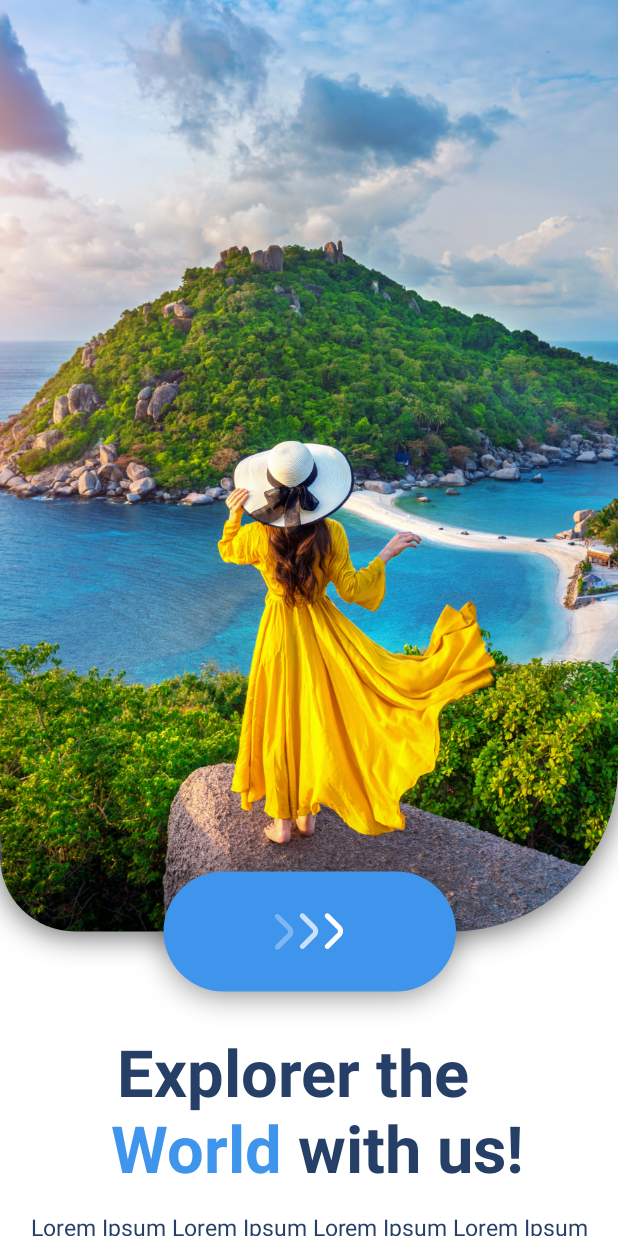
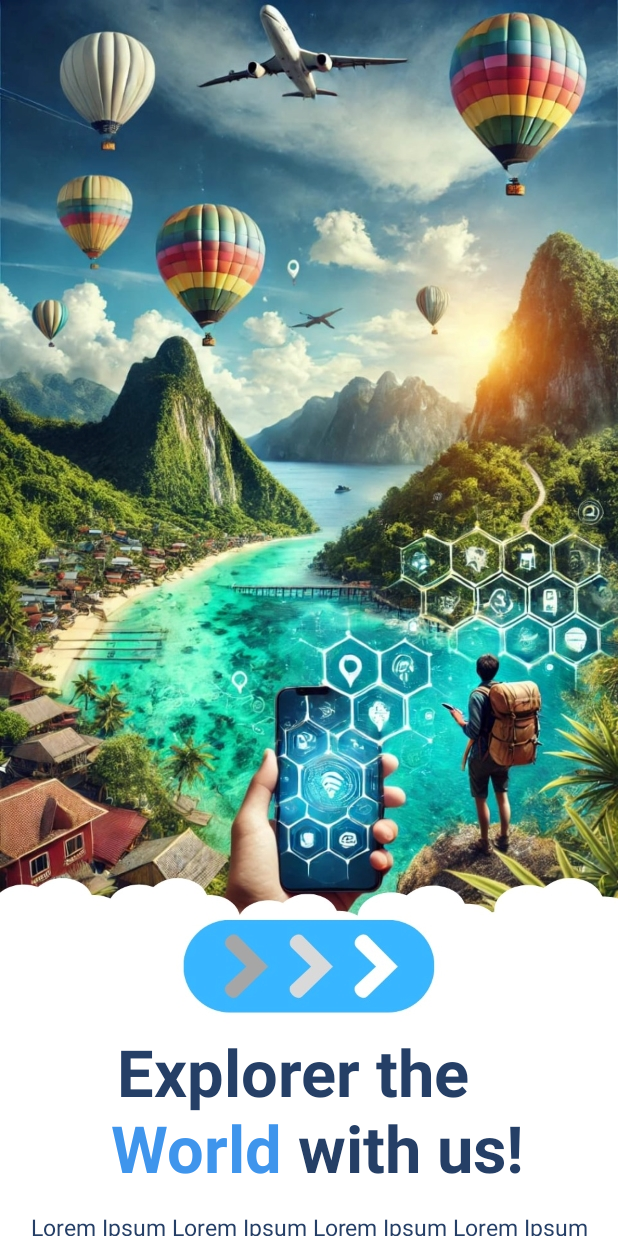
Before and after one commit to yatcamuyucam/burdapp, an Android app: the screen it shows after launch (IntroActivity), on a phone screen of 412 x 824 dp. Run offline under Robolectric (Android 15) with nearby library versions, the phone set to English and light mode, and no system bars; our stand-ins replace Firebase (no records; nobody signed in at launch, a user with empty details on screens opened directly).

Commit message:
some pics changed

```diff
--- a/app/src/main/res/layout/activity_detail2.xml
+++ b/app/src/main/res/layout/activity_detail2.xml
@@ -5,7 +5,8 @@
     android:id="@+id/main"
     android:layout_width="match_parent"
     android:layout_height="match_parent"
-    tools:context=".Activity.DetailActivity2">
+    tools:context=".Activity.DetailActivity"
+    android:background="@color/white">
 
     <ScrollView
         android:id="@+id/scrollView"
--- a/app/src/main/res/layout/activity_intro.xml
+++ b/app/src/main/res/layout/activity_intro.xml
@@ -22,7 +22,7 @@
                 android:layout_width="match_parent"
                 android:layout_height="wrap_content"
                 android:scaleType="centerCrop"
-                app:srcCompat="@drawable/intro_pic" />
+                app:srcCompat="@drawable/burd" />
 
             <TextView
                 android:id="@+id/textView"
```
Also changed, not shown: app/src/main/res/drawable-hdpi/burd.jpg (added), app/src/main/res/drawable-ldpi/burd.jpg (added).
